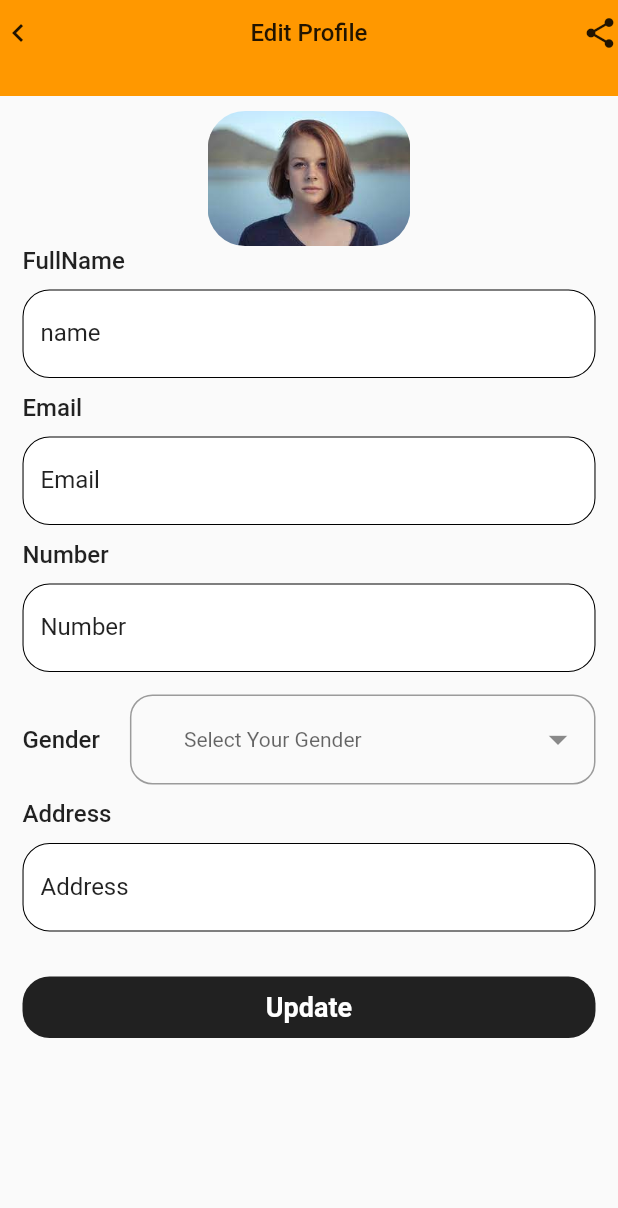
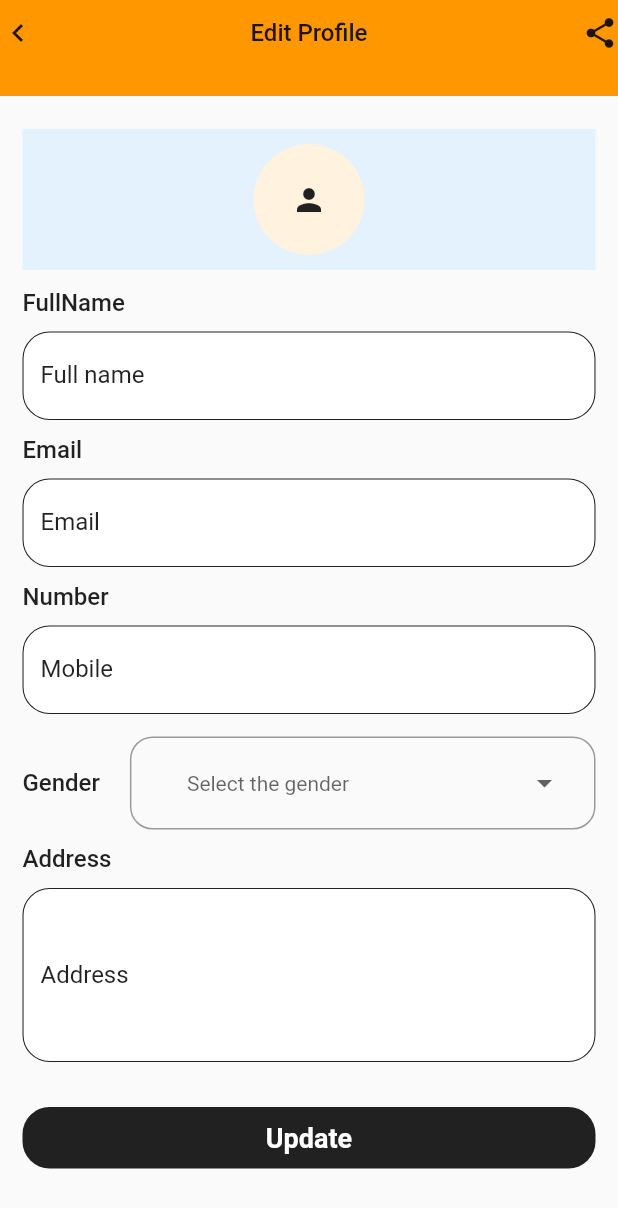
Before and after one commit to Dharmeshkatariya/authenticationwith-firebase, a Flutter app: the AddPost screen opened directly, after a tap on "Update", on a phone screen of 412 x 824 dp. Shown: the top 1208 px of the screen. Run offline on Flutter 3.47's test engine with Material 2 defaults, Android fonts, the phone set to English and light mode, and no system bars; our stand-ins replace dropdown_button2, firebase_auth, firebase_core, firebase_database, firebase_messaging, firebase_storage and 2 more; missing offline and left inert: firebase_phone_auth_handler; accounts and stored records are empty; network calls fail.

```diff
--- a/lib/common.dart
+++ b/lib/common.dart
@@ -1,11 +1,11 @@
-import 'package:firebase_database/firebase_database.dart';
-import 'package:flutter/cupertino.dart';
 import 'package:flutter/material.dart';
 
 class Common {
   static String verificationId = '';
 
-  static Widget container({String? text, GestureTapCallback? onTap,
+  static Widget container({
+    String? text,
+    GestureTapCallback? onTap,
   }) {
     return GestureDetector(
       onTap: onTap,
@@ -25,40 +25,6 @@ class Common {
     );
   }
 
-  static Widget textField({
-    String? text,
-    Widget? prefixIcon,
-    Widget? suffixIcon,
-    TextEditingController? controller,
-    dynamic validator,
-    Color? fillColor,
-  }) {
-    return TextFormField(
-      keyboardType: TextInputType.emailAddress,
-      validator: validator,
-      controller: controller,
-      style: const TextStyle(color: Colors.white),
-      decoration: InputDecoration(
-        hintText: text,
-        labelText: text,
-        labelStyle: const TextStyle(color: Colors.white),
-        filled: true,
-        hintStyle: const TextStyle(color: Colors.white),
-        fillColor: fillColor,
-        focusColor: Colors.red,
-        prefixIcon: prefixIcon,
-        suffixIcon: suffixIcon,
-        enabledBorder: OutlineInputBorder(
-          borderSide: const BorderSide(color: Colors.white, width: 2.0),
-          borderRadius: BorderRadius.circular(25.0),
-        ),
-        border: OutlineInputBorder(
-          borderRadius: BorderRadius.circular(17),
-        ),
-      ),
-    );
-  }
-
   static Widget custumtextfield({
     String? text,
     Widget? prefixIcon,
@@ -68,23 +34,27 @@ class Common {
     Color? fillColor,
     Color? color,
     Color? hintcolor,
+    int? maxline,
+
+    required Color bordercolor,
   }) {
     return TextFormField(
       controller: controller,
       validator: validator,
-      style:  TextStyle(color: color),
+maxLines: maxline,
+      style: TextStyle(color: color),
       decoration: InputDecoration(
         hintText: text,
         labelText: text,
-        labelStyle: const TextStyle(color: Colors.black87),
+        labelStyle: TextStyle(color: hintcolor),
         filled: true,
-        hintStyle:  TextStyle(color: hintcolor),
+        hintStyle: TextStyle(color: hintcolor),
         fillColor: fillColor,
         focusColor: Colors.red,
         prefixIcon: prefixIcon,
         suffixIcon: suffixIcon,
         enabledBorder: OutlineInputBorder(
-          borderSide: const BorderSide(color: Colors.black,width: 0.7),
+          borderSide: BorderSide(color: bordercolor, width: 0.7),
           borderRadius: BorderRadius.circular(18.0),
         ),
         border: OutlineInputBorder(
@@ -94,7 +64,9 @@ class Common {
     );
   }
 
-  static Widget updateButton({String? text, GestureTapCallback? onTap,
+  static Widget updateButton({
+    String? text,
+    GestureTapCallback? onTap,
     Color? color,
     Color? textcolor,
   }) {
@@ -115,5 +87,4 @@ class Common {
       ),
     );
   }
-
 }
--- a/lib/database/add_post.dart
+++ b/lib/database/add_post.dart
@@ -1,7 +1,10 @@
+import 'dart:io';
+
 import 'package:dropdown_button2/dropdown_button2.dart';
 import 'package:firebase_database/firebase_database.dart';
-import 'package:flutter/cupertino.dart';
+import 'package:firebase_storage/firebase_storage.dart' as firebase_storage;
 import 'package:flutter/material.dart';
+import 'package:image_picker/image_picker.dart';
 import 'package:untitled5/common.dart';
 
 class AddPost extends StatefulWidget {
@@ -12,17 +15,47 @@ class AddPost extends StatefulWidget {
 }
 
 class _AddPostState extends State<AddPost> {
+  var imagePath = "";
+
   final _nameController = TextEditingController();
   final _emailController = TextEditingController();
   final _mobileController = TextEditingController();
   final _addressController = TextEditingController();
+
   final databaseRef = FirebaseDatabase.instance.ref("Post");
+  String selectedImage = "";
   final List<String> genderItems = [
     'Male',
     'Female',
     "Other",
   ];
-  String? selectedValue;
+  String selectedValue = "";
+  String genderValue = "";
+  firebase_storage.FirebaseStorage storage =
+      firebase_storage.FirebaseStorage.instance;
+
+  @override
+  void initState() {
+    // TODO: implement initState
+    _setValue();
+    super.initState();
+  }
+
+  _setValue() async {
+    DatabaseReference starCountRef =
+        FirebaseDatabase.instance.ref('Post').child('Profile');
+    starCountRef.onValue.listen((DatabaseEvent event) {
+      Object? data = event.snapshot.value;
+      var user = data! as Map;
+      selectedImage = user["userimage"];
+      genderValue = user["gender"];
+      _nameController.text = user['fullName'];
+      _emailController.text = user['email'];
+      _mobileController.text = user['Mobile'];
+      _addressController.text = user['address'];
+      setState(() {});
+    });
+  }
 
   @override
   Widget build(BuildContext context) {
@@ -59,6 +92,13 @@ class _AddPostState extends State<AddPost> {
     );
   }
 
+  _getImageGallery() async {
+    final ImagePicker picker = ImagePicker();
+    final XFile? image = await picker.pickImage(source: ImageSource.gallery);
+    imagePath = image!.path;
+    setState(() {});
+  }
+
   Widget _editRow() {
     return Row(
       crossAxisAlignment: CrossAxisAlignment.center,
@@ -75,30 +115,47 @@ class _AddPostState extends State<AddPost> {
     );
   }
 
+  String networkImage = '';
+
   Widget _column() {
     return Column(
       crossAxisAlignment: CrossAxisAlignment.start,
       children: [
         Center(
-          child: ClipRRect(
-            borderRadius: BorderRadius.circular(25),
-            child: Image.asset(
-              "assets/images/b.jpg",
-              fit: BoxFit.cover,
-              height: 90,
-            ),
+          child: GestureDetector(
+            onTap: () {
+              _getImageGallery();
+            },
+            child: Container(
+                color: Colors.blue.shade50,
+                width: double.infinity,
+                padding:
+                    const EdgeInsets.symmetric(horizontal: 90, vertical: 10),
+                margin: const EdgeInsets.symmetric(vertical: 12),
+                child: selectedImage.isEmpty
+                    ? Container(
+                        decoration: BoxDecoration(
+                            color: Colors.orange.shade50,
+                            shape: BoxShape.circle),
+                        alignment: Alignment.center,
+                        padding: const EdgeInsets.symmetric(
+                            horizontal: 10, vertical: 25),
+                        child: const Icon(Icons.person),
+                      )
+                    : ClipRRect(
+                        borderRadius: BorderRadius.circular(50),
+                        child: Image.network(
+                          selectedImage,
+                          fit: BoxFit.fill,
+                          height: 100,
+                        ))),
           ),
         ),
         _textStyle(text: "FullName"),
         const SizedBox(
           height: 10,
         ),
-        Common.custumtextfield(
-            fillColor: Colors.white,
-            hintcolor: Colors.black87,
-            color: Colors.black87,
-            text: "name",
-            controller: _nameController),
+        _textField(text: "Full name", controller: _nameController),
         const SizedBox(
           height: 10,
         ),
@@ -106,12 +163,7 @@ class _AddPostState extends State<AddPost> {
         const SizedBox(
           height: 10,
         ),
-        Common.custumtextfield(
-            fillColor: Colors.white,
-            hintcolor: Colors.black87,
-            color: Colors.black87,
-            text: "Email",
-            controller: _emailController),
+        _textField(text: "Email", controller: _emailController),
         const SizedBox(
           height: 10,
         ),
@@ -119,12 +171,7 @@ class _AddPostState extends State<AddPost> {
         const SizedBox(
           height: 10,
         ),
-        Common.custumtextfield(
-            fillColor: Colors.white,
-            hintcolor: Colors.black87,
-            color: Colors.black87,
-            text: "Number",
-            controller: _mobileController),
+        _textField(text: "Mobile", controller: _mobileController),
         const SizedBox(
           height: 15,
         ),
@@ -144,12 +191,7 @@ class _AddPostState extends State<AddPost> {
         const SizedBox(
           height: 10,
         ),
-        Common.custumtextfield(
-            fillColor: Colors.white,
-            hintcolor: Colors.black87,
-            color: Colors.black87,
-            text: "Address",
-            controller: _addressController),
+        _textField(text: "Address", controller: _addressController, maxline: 4),
         const SizedBox(
           height: 30,
         ),
@@ -158,42 +200,30 @@ class _AddPostState extends State<AddPost> {
             textcolor: Colors.white,
             color: Colors.black87,
             onTap: () {
-              _dataProfile();
+              _imageUpdate();
             })
       ],
     );
-  }
-
-  _dataProfile() {
-    if (_nameController.text.isNotEmpty &&
-        _emailController.text.isNotEmpty &&
-        _mobileController.text.isNotEmpty &&
-        _addressController.text.isNotEmpty) {
-      databaseRef.child("Profile").set({
-        "fullName": _nameController.text,
-        "email": _emailController.text,
-        "Mobile": _mobileController.text,
-        "address": _addressController.text,
-      });
-    }
   }
 
   Widget _dropDown() {
     return DropdownButtonFormField2(
       decoration: InputDecoration(
         isDense: true,
-        contentPadding: EdgeInsets.zero,
         border: OutlineInputBorder(
           borderRadius: BorderRadius.circular(15),
         ),
       ),
       isExpanded: true,
-      hint: const Text(
-        'Select Your Gender',
-        style: TextStyle(fontSize: 14),
+      hint: genderValue.isNotEmpty? Text(
+        genderValue,
+        style: const TextStyle(fontSize: 14),
+      ) : const Text(
+        "Select the gender",
+        style:  TextStyle(fontSize: 14),
       ),
       items: genderItems
-          .map((item) => DropdownMenuItem<String>(
+          .map((item) => DropdownMenuItem(
                 value: item,
                 child: Text(
                   item,
@@ -209,20 +239,15 @@ class _AddPostState extends State<AddPost> {
         }
         return null;
       },
-      onChanged: (value) {},
+      onChanged: (value) {
+        selectedValue = value.toString();
+      },
       onSaved: (value) {
         selectedValue = value.toString();
       },
       buttonStyleData: const ButtonStyleData(
-        height: 60,
-        padding: EdgeInsets.only(left: 20, right: 10),
-      ),
-      iconStyleData: const IconStyleData(
-        icon: Icon(
-          Icons.arrow_drop_down,
-          color: Colors.black45,
-        ),
-        iconSize: 30,
+        height: 30,
+        padding: EdgeInsets.only(left: 10, right: 10),
       ),
       dropdownStyleData: DropdownStyleData(
         decoration: BoxDecoration(
@@ -232,6 +257,18 @@ class _AddPostState extends State<AddPost> {
     );
   }
 
+  Widget _textField(
+      {String? text, TextEditingController? controller, int? maxline}) {
+    return Common.custumtextfield(
+        maxline: maxline,
+        bordercolor: Colors.black87,
+        fillColor: Colors.white,
+        hintcolor: Colors.black87,
+        color: Colors.black87,
+        text: text,
+        controller: controller);
+  }
+
   Widget _textStyle({String? text}) {
     return Text(
       text!,
@@ -239,4 +276,23 @@ class _AddPostState extends State<AddPost> {
           fontWeight: FontWeight.w500, color: Colors.black87, fontSize: 16),
     );
   }
+
+  _imageUpdate() async {
+    var id = DateTime.now().microsecondsSinceEpoch.toString();
+    firebase_storage.Reference ref =
+        firebase_storage.FirebaseStorage.instance.ref("/filename$id ");
+    firebase_storage.UploadTask uploadTask = ref.putFile(File(imagePath));
+    await Future.value(uploadTask);
+    var newImageUrl = await ref.getDownloadURL();
+    networkImage = newImageUrl;
+    setState(() {});
+    databaseRef.child("Profile").set({
+      "userimage": networkImage,
+      "fullName": _nameController.text,
+      "email": _emailController.text,
+      "Mobile": _mobileController.text,
+      "address": _addressController.text,
+      "gender": selectedValue,
+    });
+  }
 }
--- a/lib/signuppage.dart
+++ b/lib/signuppage.dart
@@ -1,4 +1,3 @@
-import 'package:flutter/cupertino.dart';
 import 'package:flutter/material.dart';
 import 'package:untitled5/common.dart';
 import 'package:untitled5/mobileverification.dart';
--- a/pubspec.yaml
+++ b/pubspec.yaml
@@ -44,6 +44,9 @@ dependencies:
   firebase_phone_auth_handler:
   fluttertoast: ^8.2.1
   dropdown_button2: ^2.0.0
+  image_picker: ^0.8.7
+  firebase_storage: ^11.0.15
+
 dev_dependencies:
   flutter_test:
     sdk: flutter
```
Also changed, not shown: lib/loginscreen.dart (+10 -8 lines), lib/logoutscreen.dart (+38 -17 lines), lib/mobileverification.dart (+6 -6 lines), lib/otpscreen.dart (+7 -2 lines), lib/signupscreen.dart (+50 -34 lines), pubspec.lock, 1 other file.
